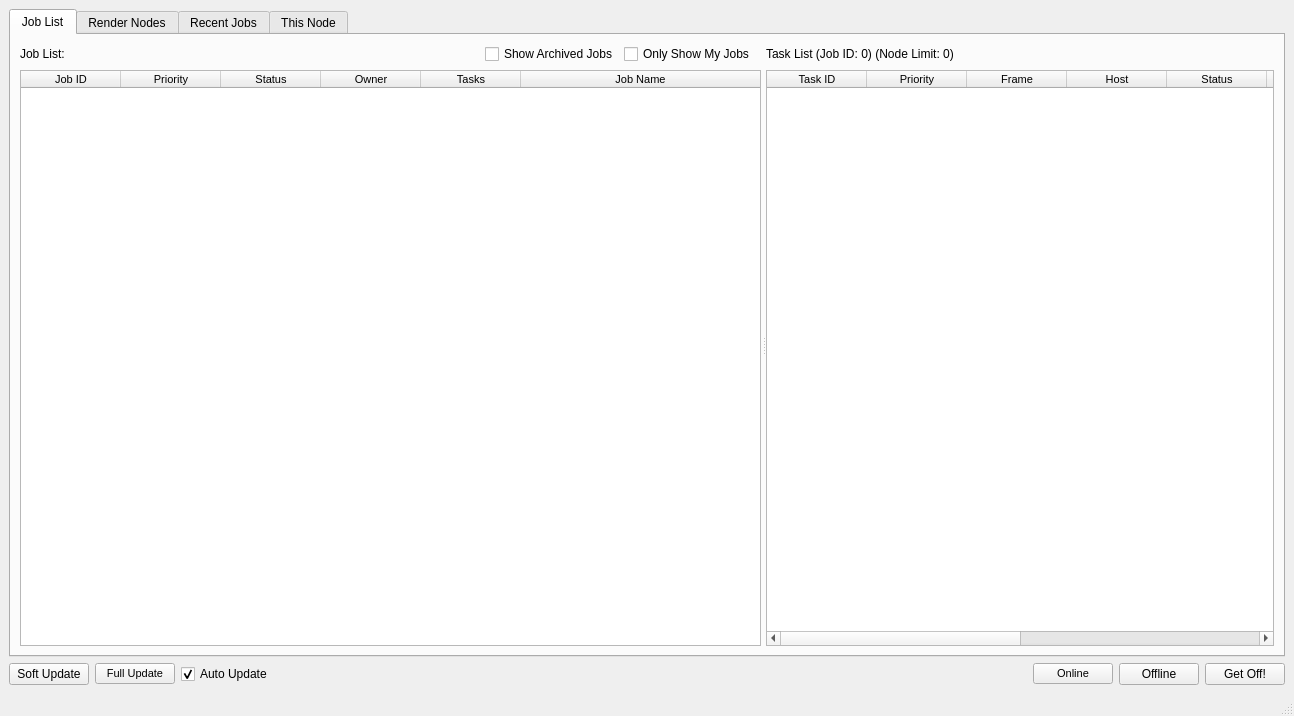
Qt form Documentation/ui/UI_FarmView_Bak.ui (david2777/DPS_Hydra) before a commit.
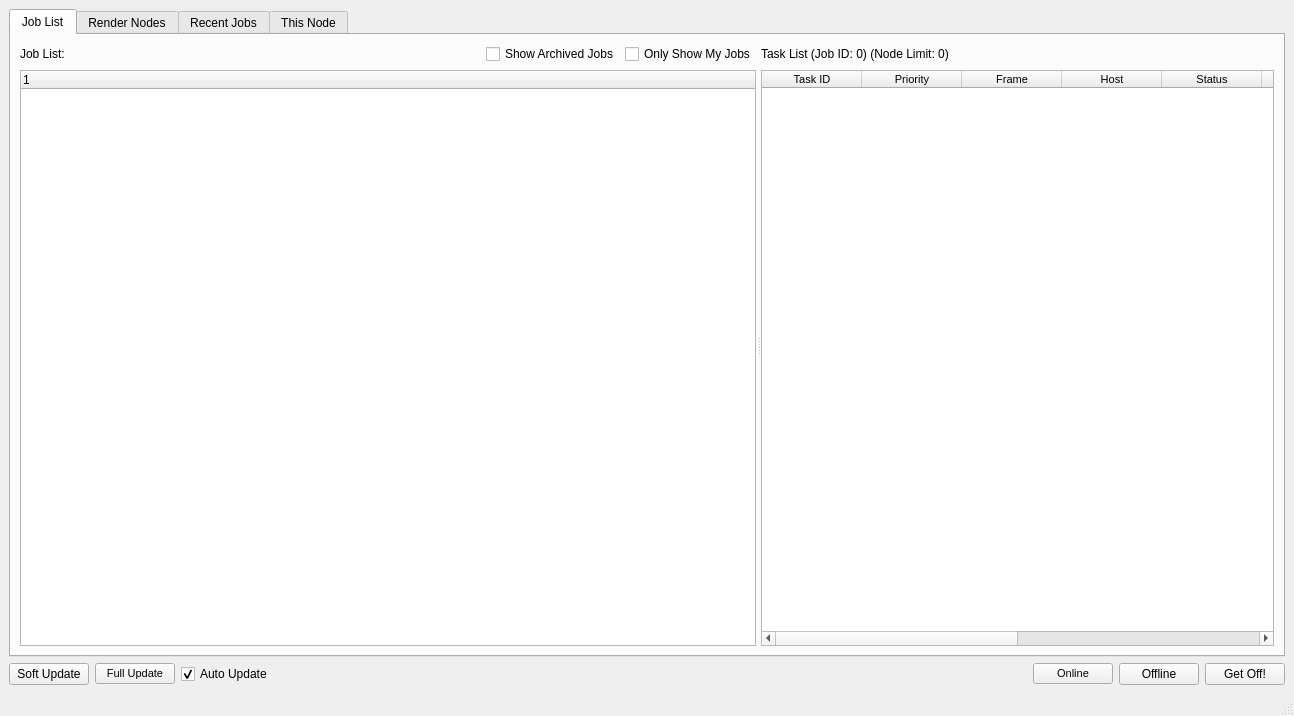
The same form after that commit.

Commit message: Move RenderNodeTable to the main tab

The edit to the form file:
```diff
--- a/Documentation/ui/UI_FarmView_Bak.ui
+++ b/Documentation/ui/UI_FarmView_Bak.ui
@@ -104,9 +104,6 @@
     </item>
     <item row="0" column="0">
      <widget class="QTabWidget" name="tabWidget">
-      <property name="currentIndex">
-       <number>0</number>
-      </property>
       <widget class="QWidget" name="jobListTab">
        <attribute name="title">
         <string>Job List</string>
@@ -146,96 +143,31 @@
             <property name="horizontalSpacing">
              <number>6</number>
             </property>
-            <item row="1" column="0">
-             <widget class="QLabel" name="jobTableLabel">
-              <property name="text">
-               <string>Job List:</string>
-              </property>
-             </widget>
-            </item>
-            <item row="2" column="0" colspan="5">
-             <widget class="QTableWidget" name="jobTable">
-              <property name="font">
-               <font>
-                <pointsize>8</pointsize>
-               </font>
-              </property>
-              <property name="contextMenuPolicy">
-               <enum>Qt::CustomContextMenu</enum>
-              </property>
-              <property name="layoutDirection">
-               <enum>Qt::LeftToRight</enum>
-              </property>
-              <property name="autoFillBackground">
-               <bool>false</bool>
-              </property>
-              <property name="frameShape">
-               <enum>QFrame::StyledPanel</enum>
-              </property>
-              <property name="editTriggers">
-               <set>QAbstractItemView::NoEditTriggers</set>
-              </property>
-              <property name="selectionBehavior">
-               <enum>QAbstractItemView::SelectRows</enum>
-              </property>
-              <property name="showGrid">
+            <item row="2" column="0" colspan="4">
+             <widget class="QTreeWidget" name="jobTree">
+              <property name="alternatingRowColors">
                <bool>true</bool>
               </property>
-              <property name="sortingEnabled">
-               <bool>true</bool>
+              <property name="selectionMode">
+               <enum>QAbstractItemView::ExtendedSelection</enum>
               </property>
-              <property name="cornerButtonEnabled">
-               <bool>false</bool>
+              <property name="indentation">
+               <number>15</number>
               </property>
-              <property name="columnCount">
-               <number>6</number>
-              </property>
-              <attribute name="horizontalHeaderStretchLastSection">
-               <bool>true</bool>
+              <attribute name="headerDefaultSectionSize">
+               <number>50</number>
               </attribute>
-              <attribute name="verticalHeaderVisible">
+              <attribute name="headerMinimumSectionSize">
+               <number>50</number>
+              </attribute>
+              <attribute name="headerShowSortIndicator" stdset="0">
                <bool>false</bool>
               </attribute>
-              <attribute name="verticalHeaderDefaultSectionSize">
-               <number>20</number>
-              </attribute>
               <column>
                <property name="text">
-                <string>Job ID</string>
+                <string>1</string>
                </property>
               </column>
-              <column>
-               <property name="text">
-                <string>Priority</string>
-               </property>
-              </column>
-              <column>
-               <property name="text">
-                <string>Status</string>
-               </property>
-              </column>
-              <column>
-               <property name="text">
-                <string>Owner</string>
-               </property>
-              </column>
-              <column>
-               <property name="text">
-                <string>Tasks</string>
-               </property>
-              </column>
-              <column>
-               <property name="text">
-                <string>Job Name</string>
-               </property>
-              </column>
-             </widget>
-            </item>
-            <item row="1" column="2">
-             <widget class="QCheckBox" name="archivedCheckBox">
-              <property name="text">
-               <string>Show Archived Jobs</string>
-              </property>
              </widget>
             </item>
             <item row="1" column="1">
@@ -258,6 +190,20 @@
               </property>
              </widget>
             </item>
+            <item row="1" column="0">
+             <widget class="QLabel" name="jobTableLabel">
+              <property name="text">
+               <string>Job List:</string>
+              </property>
+             </widget>
+            </item>
+            <item row="1" column="2">
+             <widget class="QCheckBox" name="archivedCheckBox">
+              <property name="text">
+               <string>Show Archived Jobs</string>
+              </property>
+             </widget>
+            </item>
            </layout>
           </widget>
           <widget class="QWidget" name="layoutWidget_3">
```
The commit also changes 3 other files.
